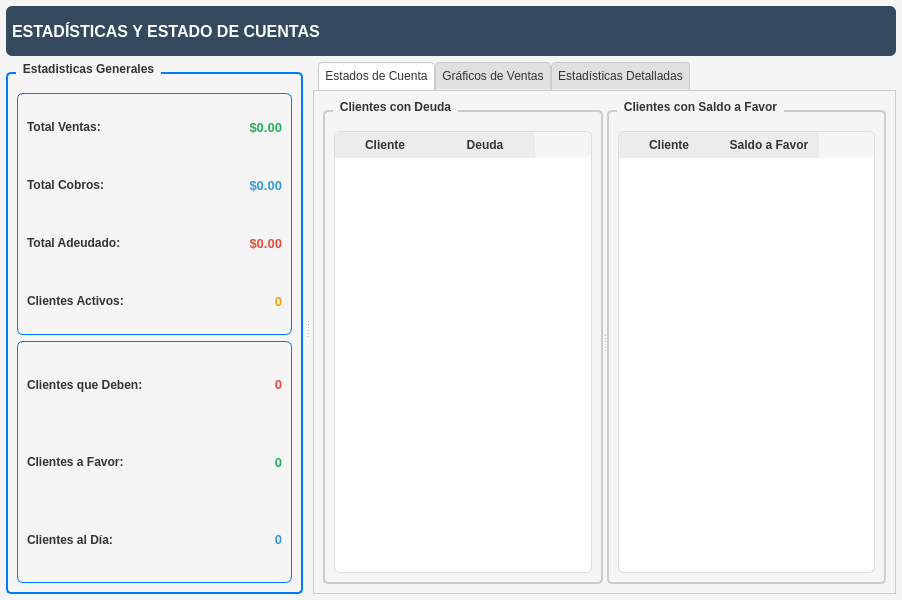
Qt form resources/ui/reportes_tab.ui (Julian2455/beatmat) before a commit.
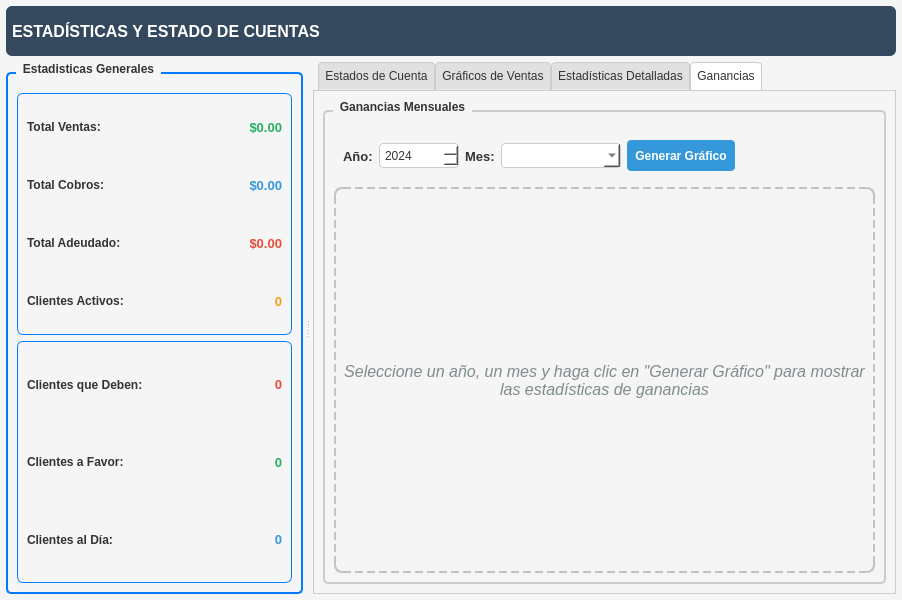
The same form after that commit. The open tabs and pages were chosen to show the change.

Commit message: grafico de gastos y ganancias, correcccion de errores

```diff
--- a/resources/ui/reportes_tab.ui
+++ b/resources/ui/reportes_tab.ui
@@ -853,6 +853,178 @@
            </item>
           </layout>
          </widget>
+         <widget class="QWidget" name="tabGanancias">
+          <attribute name="title">
+           <string>Ganancias</string>
+          </attribute>
+          <layout class="QVBoxLayout" name="verticalLayout_ganancias">
+           <item>
+            <widget class="QGroupBox" name="groupBoxGraficoGanancias">
+             <property name="title">
+              <string>Ganancias Mensuales</string>
+             </property>
+             <layout class="QVBoxLayout" name="verticalLayout_grafico_ganancias">
+              <item>
+               <widget class="QWidget" name="widgetControlGanancias" native="true">
+                <property name="maximumSize">
+                 <size>
+                  <width>16777215</width>
+                  <height>50</height>
+                 </size>
+                </property>
+                <layout class="QHBoxLayout" name="horizontalLayout_control_ganancias">
+                 <item>
+                  <widget class="QLabel" name="labelAñoGanancias">
+                   <property name="font">
+                    <font>
+                     <pointsize>10</pointsize>
+                     <bold>true</bold>
+                    </font>
+                   </property>
+                   <property name="text">
+                    <string>Año:</string>
+                   </property>
+                  </widget>
+                 </item>
+                 <item>
+                  <widget class="QSpinBox" name="spinBoxAñoGanancias">
+                   <property name="minimumSize">
+                    <size>
+                     <width>80</width>
+                     <height>25</height>
+                    </size>
+                   </property>
+                   <property name="minimum">
+                    <number>2020</number>
+                   </property>
+                   <property name="maximum">
+                    <number>2050</number>
+                   </property>
+                   <property name="value">
+                    <number>2024</number>
+                   </property>
+                  </widget>
+                 </item>
+                 <item>
+                  <widget class="QLabel" name="labelMesGanancias">
+                   <property name="font">
+                    <font>
+                     <pointsize>10</pointsize>
+                     <bold>true</bold>
+                    </font>
+                   </property>
+                   <property name="text">
+                    <string>Mes:</string>
+                   </property>
+                  </widget>
+                 </item>
+                 <item>
+                  <widget class="QComboBox" name="comboBoxMesGanancias">
+                   <property name="minimumSize">
+                    <size>
+                     <width>120</width>
+                     <height>25</height>
+                    </size>
+                   </property>
+                  </widget>
+                 </item>
+                 <item>
+                  <widget class="QPushButton" name="btnCargarGanancias">
+                   <property name="minimumSize">
+                    <size>
+                     <width>100</width>
+                     <height>31</height>
+                    </size>
+                   </property>
+                   <property name="font">
+                    <font>
+                     <bold>true</bold>
+                    </font>
+                   </property>
+                   <property name="text">
+                    <string>Generar Gráfico</string>
+                   </property>
+                  </widget>
+                 </item>
+                 <item>
+                  <spacer name="horizontalSpacer_ganancias">
+                   <property name="orientation">
+                    <enum>Qt::Horizontal</enum>
+                   </property>
+                   <property name="sizeHint" stdset="0">
+                    <size>
+                     <width>40</width>
+                     <height>20</height>
+                    </size>
+                   </property>
+                  </spacer>
+                 </item>
+                </layout>
+               </widget>
+              </item>
+              <item>
+               <widget class="QFrame" name="frameGraficoGanancias">
+                <property name="minimumSize">
+                 <size>
+                  <width>0</width>
+                  <height>300</height>
+                 </size>
+                </property>
+                <property name="frameShape">
+                 <enum>QFrame::StyledPanel</enum>
+                </property>
+                <property name="frameShadow">
+                 <enum>QFrame::Raised</enum>
+                </property>
+                <layout class="QVBoxLayout" name="verticalLayout_frame_grafico_ganancias">
+                 <property name="spacing">
+                  <number>0</number>
+                 </property>
+                 <property name="leftMargin">
+                  <number>0</number>
+                 </property>
+                 <property name="topMargin">
+                  <number>0</number>
+                 </property>
+                 <property name="rightMargin">
+                  <number>0</number>
+                 </property>
+                 <property name="bottomMargin">
+                  <number>0</number>
+                 </property>
+                 <item>
+                  <widget class="QLabel" name="labelGraficoGananciasPlaceholder">
+                   <property name="font">
+                    <font>
+                     <pointsize>12</pointsize>
+                     <italic>true</italic>
+                    </font>
+                   </property>
+                   <property name="styleSheet">
+                    <string notr="true">color: #7f8c8d; border: 2px dashed #bdc3c7; border-radius: 8px;</string>
+                   </property>
+                   <property name="text">
+                    <string>Seleccione un año, un mes y haga clic en &quot;Generar Gráfico&quot; para mostrar las estadísticas de ganancias</string>
+                   </property>
+                   <property name="alignment">
+                    <set>Qt::AlignCenter</set>
+                   </property>
+                   <property name="wordWrap">
+                    <bool>true</bool>
+                   </property>
+                   <property name="margin">
+                    <number>20</number>
+                   </property>
+                  </widget>
+                 </item>
+                </layout>
+               </widget>
+              </item>
+             </layout>
+            </widget>
+           </item>
+          </layout>
+         </widget>
         </widget>
        </item>
       </layout>
```
Left out of the diff: 4 changed lines with no effect on the pictures. The commit also changes 17 other files.
